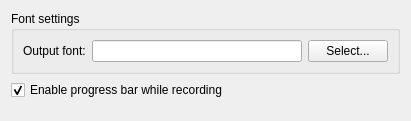
domoritz/drummy, file prefsapp.ui: the form before one commit.
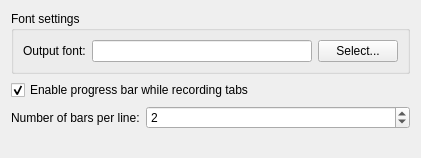
The form after the commit.

Patch:
```diff
--- a/prefsapp.ui
+++ b/prefsapp.ui
@@ -6,8 +6,8 @@
    <rect>
     <x>0</x>
     <y>0</y>
-    <width>411</width>
-    <height>121</height>
+    <width>421</width>
+    <height>158</height>
    </rect>
   </property>
   <property name="sizePolicy">
@@ -68,13 +68,31 @@
    <item>
     <widget class="QCheckBox" name="progressCheckBox">
      <property name="text">
-      <string>Enable progress bar while recording</string>
+      <string>Enable progress bar while recording tabs</string>
      </property>
      <property name="checked">
       <bool>true</bool>
      </property>
     </widget>
    </item>
+   <item>
+    <layout class="QFormLayout" name="formLayout">
+     <item row="0" column="0">
+      <widget class="QLabel" name="label_2">
+       <property name="text">
+        <string>Number of bars per line:</string>
+       </property>
+      </widget>
+     </item>
+     <item row="0" column="1">
+      <widget class="QSpinBox" name="barsperlineSpinBox">
+       <property name="value">
+        <number>2</number>
+       </property>
+      </widget>
+     </item>
+    </layout>
+   </item>
    <item>
     <spacer name="verticalSpacer">
      <property name="orientation">
```
